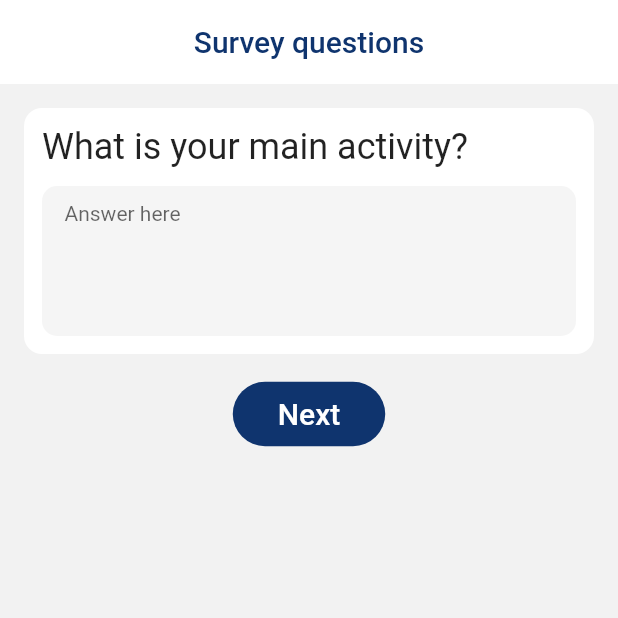
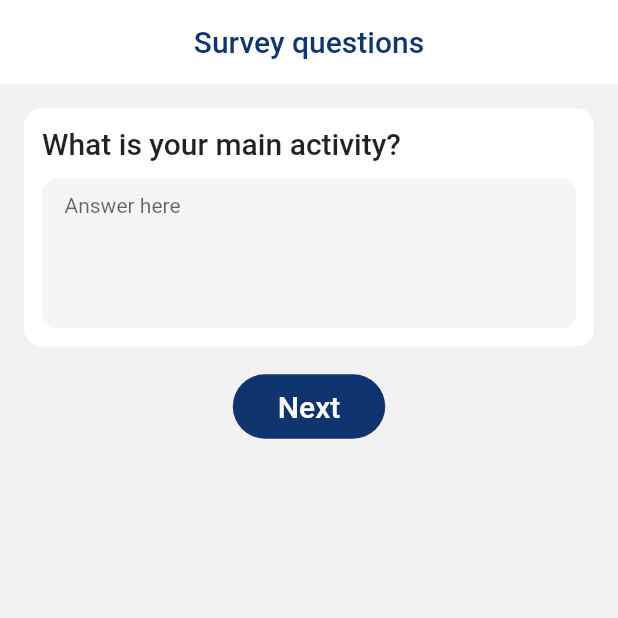
Before and after one commit to karthik-suresh/input_widgets, a Flutter app: the screen it shows after launch, on a phone screen of 412 x 824 dp, the top half of it. Run offline on Flutter 3.47's test engine with Material 2 defaults, Android fonts, the phone set to English and light mode, and no system bars.

Commit message:
Few UX widgets added
* Widgets added for radio buttons, check boxes and other numeric
elements

```diff
--- /dev/null
+++ b/lib/answer_widget.dart
@@ -0,0 +1,17 @@
+import 'package:flutter/material.dart';
+import 'package:input_widgets/ui/common/widgets/forms/themed-long-text-form-field.dart';
+
+class AnswerWidget extends StatelessWidget {
+  final String answer;
+  const AnswerWidget({Key key, this.answer}) : super(key: key);
+
+  @override
+  Widget build(BuildContext context) {
+    return Container(
+      child: ThemedLongTextFormField(
+        hintText: "Answer here",
+        maxlines: 5,
+      ),
+    );
+  }
+}
--- a/lib/my_widget.dart
+++ b/lib/my_widget.dart
@@ -1,7 +1,7 @@
 import 'package:flutter/material.dart';
+import 'package:input_widgets/answer_widget.dart';
 import 'package:input_widgets/ui/common/themes/influenzanet-theme.dart';
 import 'package:input_widgets/ui/common/widgets/cards/themed-card.dart';
-import 'package:input_widgets/ui/common/widgets/forms/themed-long-text-form-field.dart';
 
 class MyWidget extends StatelessWidget {
   final String question;
@@ -27,16 +27,13 @@ class MyWidget extends StatelessWidget {
           children: <Widget>[
             Text(
               question,
-              style: themeData.textTheme.headline5,
+              style: themeData.textTheme.headline6,
               textAlign: TextAlign.center,
             ),
             Container(
               height: ThemeElements.cardContentPadding,
             ),
-            ThemedLongTextFormField(
-              hintText: "Answer here",
-              maxlines: 5,
-            ),
+            AnswerWidget(),
           ],
         ),
       ),
--- /dev/null
+++ b/lib/ui/common/widgets/forms/themed-date-form-field.dart
@@ -0,0 +1 @@
+// To be implemented
--- /dev/null
+++ b/lib/ui/common/widgets/forms/themed-number-form-field.dart
@@ -0,0 +1,52 @@
+import 'package:flutter/material.dart';
+import 'package:input_widgets/ui/common/themes/influenzanet-theme.dart';
+
+void main() => runApp(MyApp());
+
+/// This Widget is the main application widget.
+class MyApp extends StatelessWidget {
+  static const String _title = 'Flutter Code Sample';
+
+  @override
+  Widget build(BuildContext context) {
+    return MaterialApp(
+      title: _title,
+      home: Scaffold(
+        appBar: AppBar(title: const Text(_title)),
+        body: Center(
+          child: ThemedNumberFormField(),
+        ),
+      ),
+    );
+  }
+}
+
+class ThemedNumberFormField extends TextFormField {
+  ThemedNumberFormField(
+      {String initialValue,
+      String hintText,
+      bool obscureText = false,
+      TextInputType keyboardType = TextInputType.number,
+      bool readOnly: false,
+      bool autocorrect: false})
+      : super(
+          initialValue: initialValue,
+          style: ThemeElements.bigButtonTextStyle,
+          decoration: InputDecoration(
+            hintText: hintText,
+            hintStyle: ThemeElements.bigButtonTextStyle,
+            contentPadding: EdgeInsets.symmetric(vertical: 10, horizontal: 30),
+            filled: true,
+            focusColor: ThemeElements.primaryColorLight,
+            border: OutlineInputBorder(
+              borderRadius: BorderRadius.circular(100),
+              borderSide: BorderSide.none,
+            ),
+          ),
+          obscureText: obscureText,
+          keyboardType: keyboardType,
+          keyboardAppearance: Brightness.light,
+          readOnly: readOnly,
+          autocorrect: autocorrect,
+        );
+}
```
Also changed, not shown: lib/ui/common/widgets/forms/themed-checkbox-form-field.dart (added, +53 -0 lines), lib/ui/common/widgets/forms/themed-dropdown-form-field.dart (added, +61 -0 lines), lib/ui/common/widgets/forms/themed-radio-form-field.dart (added, +69 -0 lines).
